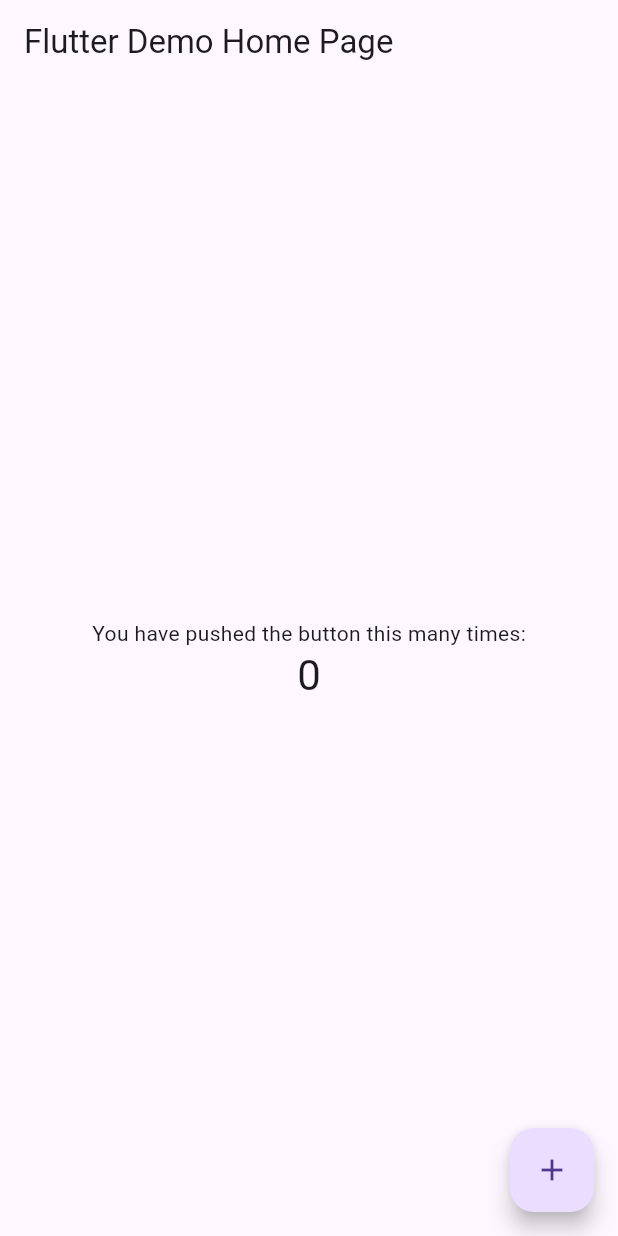
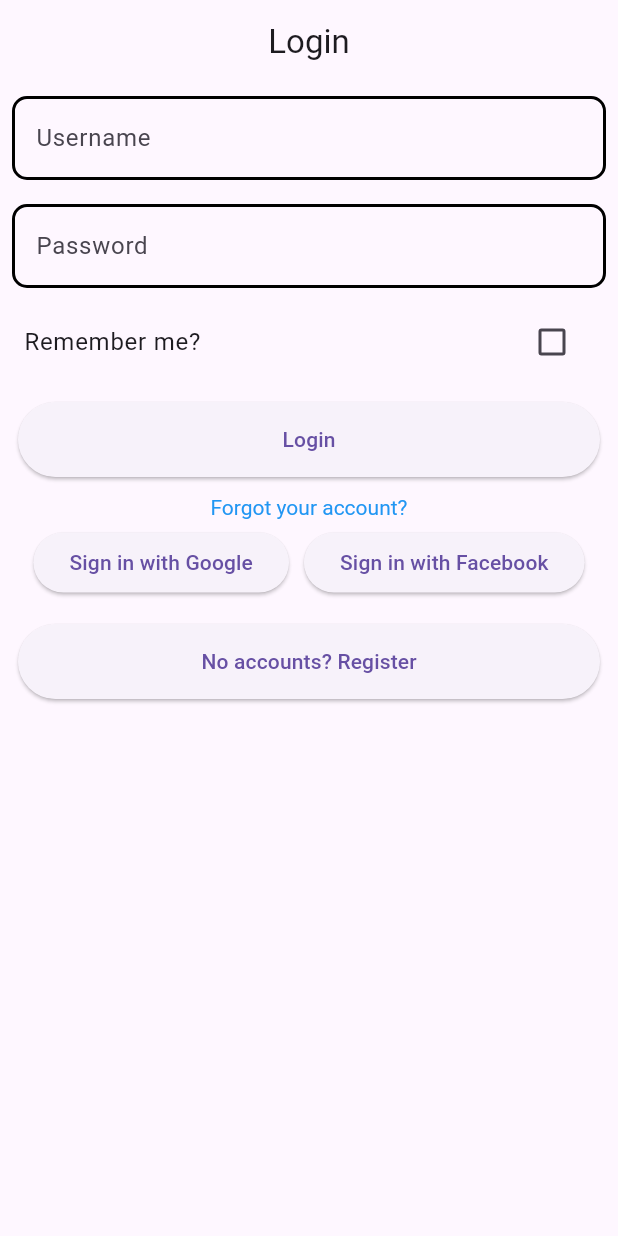
Before and after one commit to ZoeMeow1027/fashion-shop-flutter, a Flutter app: the screen it shows after launch, on a phone screen of 412 x 824 dp. Run offline on Flutter 3.47's test engine with Material 2 defaults, Android fonts, the phone set to English and light mode, and no system bars.

Commit message:
Updated to 0.1.0+0
- Just making template for login, register and product detail.

```diff
--- a/lib/main.dart
+++ b/lib/main.dart
@@ -1,116 +1,40 @@
+import 'dart:ui';
+
+import 'package:fashionshop/view/login_register_view.dart';
 import 'package:flutter/material.dart';
 
 void main() {
-  runApp(const MyApp());
+  runApp(const MainApplication());
 }
 
-class MyApp extends StatelessWidget {
-  const MyApp({super.key});
+class MainApplication extends StatefulWidget {
+  const MainApplication({super.key});
 
-  // This widget is the root of your application.
+  @override
+  State<MainApplication> createState() => _MainApplicationState();
+}
+
+class _MainApplicationState extends State<MainApplication> {
   @override
   Widget build(BuildContext context) {
     return MaterialApp(
       title: 'Flutter Demo',
+      scrollBehavior: MyCustomScrollBehavior(),
       theme: ThemeData(
-        // This is the theme of your application.
-        //
-        // Try running your application with "flutter run". You'll see the
-        // application has a blue toolbar. Then, without quitting the app, try
-        // changing the primarySwatch below to Colors.green and then invoke
-        // "hot reload" (press "r" in the console where you ran "flutter run",
-        // or simply save your changes to "hot reload" in a Flutter IDE).
-        // Notice that the counter didn't reset back to zero; the application
-        // is not restarted.
         primarySwatch: Colors.blue,
         useMaterial3: true,
       ),
-      home: const MyHomePage(title: 'Flutter Demo Home Page'),
+      home: LoginView(),
     );
   }
 }
 
-class MyHomePage extends StatefulWidget {
-  const MyHomePage({super.key, required this.title});
-
-  // This widget is the home page of your application. It is stateful, meaning
-  // that it has a State object (defined below) that contains fields that affect
-  // how it looks.
-
-  // This class is the configuration for the state. It holds the values (in this
-  // case the title) provided by the parent (in this case the App widget) and
-  // used by the build method of the State. Fields in a Widget subclass are
-  // always marked "final".
-
-  final String title;
-
+class MyCustomScrollBehavior extends MaterialScrollBehavior {
+  // Override behavior methods and getters like dragDevices
   @override
-  State<MyHomePage> createState() => _MyHomePageState();
+  Set<PointerDeviceKind> get dragDevices => {
+        PointerDeviceKind.touch,
+        PointerDeviceKind.mouse,
+        // etc.
+      };
 }
-
-class _MyHomePageState extends State<MyHomePage> {
-  int _counter = 0;
-
-  void _incrementCounter() {
-    setState(() {
-      // This call to setState tells the Flutter framework that something has
-      // changed in this State, which causes it to rerun the build method below
-      // so that the display can reflect the updated values. If we changed
-      // _counter without calling setState(), then the build method would not be
-      // called again, and so nothing would appear to happen.
-      _counter++;
-    });
-  }
-
-  @override
-  Widget build(BuildContext context) {
-    // This method is rerun every time setState is called, for instance as done
-    // by the _incrementCounter method above.
-    //
-    // The Flutter framework has been optimized to make rerunning build methods
-    // fast, so that you can just rebuild anything that needs updating rather
-    // than having to individually change instances of widgets.
-    return Scaffold(
-      appBar: AppBar(
-        // Here we take the value from the MyHomePage object that was created by
-        // the App.build method, and use it to set our appbar title.
-        title: Text(widget.title),
-      ),
-      body: Center(
-        // Center is a layout widget. It takes a single child and positions it
-        // in the middle of the parent.
-        child: Column(
-          // Column is also a layout widget. It takes a list of children and
-          // arranges them vertically. By default, it sizes itself to fit its
-          // children horizontally, and tries to be as tall as its parent.
-          //
-          // Invoke "debug painting" (press "p" in the console, choose the
-          // "Toggle Debug Paint" action from the Flutter Inspector in Android
-          // Studio, or the "Toggle Debug Paint" command in Visual Studio Code)
-          // to see the wireframe for each widget.
-          //
-          // Column has various properties to control how it sizes itself and
-          // how it positions its children. Here we use mainAxisAlignment to
-          // center the children vertically; the main axis here is the vertical
-          // axis because Columns are vertical (the cross axis would be
-          // horizontal).
-          mainAxisAlignment: MainAxisAlignment.center,
-          children: <Widget>[
-            const Text(
-              'You have pushed the button this many times:',
-            ),
-            Text(
-              '$_counter',
-              style: Theme.of(context).textTheme.headline4,
-            ),
-          ],
-        ),
-      ),
-      floatingActionButton: FloatingActionButton(
-        onPressed: _incrementCounter,
-        tooltip: 'Increment',
-        child: const Icon(Icons.add),
-      ), // This trailing comma makes auto-formatting nicer for build methods.
-    );
-  }
-}
--- /dev/null
+++ b/lib/ui/widget/outlined_text_field.dart
@@ -0,0 +1,23 @@
+import 'package:flutter/material.dart';
+
+//https://www.fluttercampus.com/guide/81/how-to-style-textfield-widget-border-flutter/
+OutlineInputBorder _outlineInputBorder() {
+  return const OutlineInputBorder(
+    borderRadius: BorderRadius.all(Radius.circular(10)),
+    borderSide: BorderSide(width: 2),
+  );
+}
+
+TextField customOutlinedTextField({
+  required String text,
+  required TextEditingController controller,
+}) {
+  return TextField(
+    controller: controller,
+    decoration: InputDecoration(
+      labelText: text,
+      enabledBorder: _outlineInputBorder(),
+      focusedBorder: _outlineInputBorder(),
+    ),
+  );
+}
--- /dev/null
+++ b/lib/view/login_register_view.dart
@@ -0,0 +1,223 @@
+import 'package:fashionshop/ui/widget/outlined_text_field.dart';
+import 'package:flutter/gestures.dart';
+import 'package:flutter/material.dart';
+
+class LoginView extends StatefulWidget {
+  const LoginView({super.key});
+
+  @override
+  State<LoginView> createState() => _LoginViewState();
+}
+
+class _LoginViewState extends State<LoginView> {
+  TextEditingController usernameController = TextEditingController();
+  TextEditingController passwordController = TextEditingController();
+  bool rememberLogin = false;
+
+  @override
+  Widget build(BuildContext context) {
+    return Scaffold(
+      appBar: AppBar(
+        title: const Center(
+          child: Text("Login"), // TODO
+        ),
+      ),
+      body: Column(
+        mainAxisSize: MainAxisSize.min,
+        children: [
+          Padding(
+            padding: const EdgeInsets.symmetric(horizontal: 8, vertical: 8),
+            child: customOutlinedTextField(
+                text: 'Username', controller: usernameController),
+          ),
+          Padding(
+            padding: const EdgeInsets.symmetric(horizontal: 8, vertical: 8),
+            child: customOutlinedTextField(
+                text: 'Password', controller: passwordController),
+          ),
+          CheckboxListTile(
+            title: const Text("Remember me?"),
+            value: rememberLogin,
+            onChanged: (newValue) {
+              setState(() {
+                rememberLogin = !rememberLogin;
+              });
+            },
+          ),
+          Padding(
+            padding: const EdgeInsets.all(12.0),
+            child: ElevatedButton(
+              onPressed: () {},
+              style: ElevatedButton.styleFrom(
+                minimumSize: const Size.fromHeight(
+                    50), // fromHeight use double.infinity as width and 40 is the height
+              ),
+              child: const Text("Login"),
+            ),
+          ),
+          RichText(
+            text: TextSpan(
+              children: [
+                TextSpan(
+                  text: 'Forgot your account?',
+                  style: const TextStyle(
+                    color: Colors.blue,
+                  ),
+                  recognizer: TapGestureRecognizer()
+                    ..onTap = () {
+                      // TODO: Forget your account?
+                    },
+                ),
+              ],
+            ),
+          ),
+          Row(
+            mainAxisAlignment: MainAxisAlignment.center,
+            children: [
+              Padding(
+                padding: const EdgeInsets.all(5.0),
+                child: ElevatedButton(
+                  onPressed: () {},
+                  child: const Text("Sign in with Google"),
+                ),
+              ),
+              Padding(
+                padding: const EdgeInsets.all(5.0),
+                child: ElevatedButton(
+                  onPressed: () {},
+                  child: const Text("Sign in with Facebook"),
+                ),
+              ),
+            ],
+          ),
+          Padding(
+            padding: const EdgeInsets.all(12.0),
+            child: ElevatedButton(
+              onPressed: () {
+                Navigator.push(
+                  context,
+                  MaterialPageRoute(builder: (context) => const RegisterView()),
+                );
+              },
+              style: ElevatedButton.styleFrom(
+                minimumSize: const Size.fromHeight(
+                    50), // fromHeight use double.infinity as width and 40 is the height
+              ),
+              child: const Text("No accounts? Register"),
+            ),
+          ),
+        ],
+      ),
+    );
+  }
+}
+
+class RegisterView extends StatefulWidget {
+  const RegisterView({super.key});
+
+  @override
+  State<RegisterView> createState() => _RegisterViewState();
+}
+
+class _RegisterViewState extends State<RegisterView> {
+  TextEditingController usernameController = TextEditingController();
+  TextEditingController emailController = TextEditingController();
+  TextEditingController passwordController = TextEditingController();
+  TextEditingController reEnterPasswordController = TextEditingController();
+
+  @override
+  Widget build(BuildContext context) {
+    return Scaffold(
+      appBar: AppBar(
+        title: const Center(
+          child: Text("Register"), // TODO
+        ),
+      ),
+      body: Column(
+        mainAxisSize: MainAxisSize.min,
+        children: [
+          Padding(
+            padding: const EdgeInsets.symmetric(horizontal: 8, vertical: 8),
+            child: customOutlinedTextField(
+              text: 'Username',
+              controller: usernameController,
+            ),
+          ),
+          Padding(
+            padding: const EdgeInsets.symmetric(horizontal: 8, vertical: 8),
+            child: customOutlinedTextField(
+              text: 'Email',
+              controller: emailController,
+            ),
+          ),
+          Padding(
+            padding: const EdgeInsets.symmetric(horizontal: 8, vertical: 8),
+            child: customOutlinedTextField(
+              text: 'Password',
+              controller: passwordController,
+            ),
+          ),
+          Padding(
+            padding: const EdgeInsets.symmetric(horizontal: 8, vertical: 8),
+            child: customOutlinedTextField(
+              text: 'Re-enter password',
+              controller: reEnterPasswordController,
+            ),
+          ),
+          Padding(
+            padding: const EdgeInsets.all(12.0),
+            child: ElevatedButton(
+              onPressed: () {},
+              style: ElevatedButton.styleFrom(
+                minimumSize: const Size.fromHeight(
+                    50), // fromHeight use double.infinity as width and 40 is the height
+              ),
+              child: const Text("Register"),
+            ),
+          ),
+          RichText(
+            text: TextSpan(
+              children: [
+                const TextSpan(
+                  text: 'Have an account? ',
+                  style: TextStyle(
+                    color: Colors.black,
+                  ),
+                ),
+                TextSpan(
+                  text: 'Login now',
+                  style: const TextStyle(
+                    color: Colors.blue,
+                  ),
+                  recognizer: TapGestureRecognizer()
+                    ..onTap = () {
+                      Navigator.pop(context);
+                    },
+                ),
+              ],
+            ),
+          ),
+          Row(
+            mainAxisAlignment: MainAxisAlignment.center,
+            children: [
+              Padding(
+                padding: const EdgeInsets.all(5.0),
+                child: ElevatedButton(
+                  onPressed: () {},
+                  child: const Text("Sign in with Google"),
+                ),
+              ),
+              Padding(
+                padding: const EdgeInsets.all(5.0),
+                child: ElevatedButton(
+                  onPressed: () {},
+                  child: const Text("Sign in with Facebook"),
+                ),
+              ),
+            ],
+          ),
+        ],
+      ),
+    );
+  }
+}
--- /dev/null
+++ b/lib/viewmodel/main_view_model.dart
@@ -0,0 +1,3 @@
+class MainViewModel {
+
+}
--- a/pubspec.yaml
+++ b/pubspec.yaml
@@ -17,7 +17,7 @@
 # https://developer.apple.com/library/archive/documentation/General/Reference/InfoPlistKeyReference/Articles/CoreFoundationKeys.html
 # In Windows, build-name is used as the major, minor, and patch parts
 # of the product and file versions while build-number is used as the build suffix.
-version: 1.0.0+1
+version: 0.1.0+0
 
 environment:
   sdk: '>=2.18.2 <3.0.0'
```
Also changed, not shown: lib/view/product_details_view.dart (added, +136 -0 lines), lib/view/welcome.dart (added, +27 -0 lines), 1 other file.
